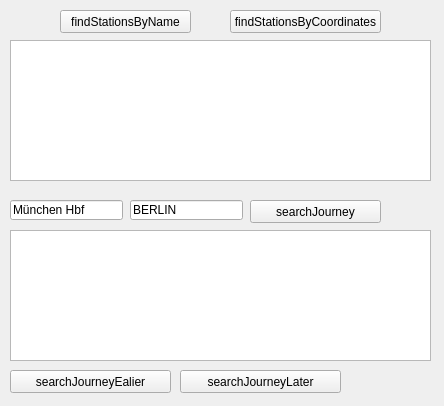
The window that src/gui/desktop-test/mainwindow.ui (smurfy/fahrplan) describes before a commit, drawn with Qt 5.
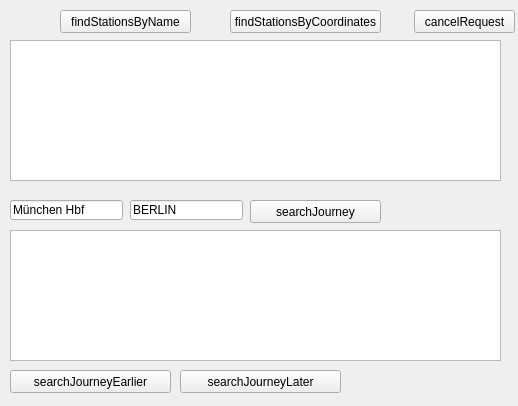
The same window after the commit.

Commit message: onErrorOccoured signal and cancelRequest added.

What changed in the file:
```diff
--- a/src/gui/desktop-test/mainwindow.ui
+++ b/src/gui/desktop-test/mainwindow.ui
@@ -6,7 +6,7 @@
    <rect>
     <x>0</x>
     <y>0</y>
-    <width>444</width>
+    <width>518</width>
     <height>406</height>
    </rect>
   </property>
@@ -32,7 +32,7 @@
      <rect>
       <x>10</x>
       <y>40</y>
-      <width>421</width>
+      <width>491</width>
       <height>141</height>
      </rect>
     </property>
@@ -94,7 +94,7 @@
      <rect>
       <x>10</x>
       <y>230</y>
-      <width>421</width>
+      <width>491</width>
       <height>131</height>
      </rect>
     </property>
@@ -109,7 +109,7 @@
      </rect>
     </property>
     <property name="text">
-     <string>searchJourneyEalier</string>
+     <string>searchJourneyEarlier</string>
     </property>
    </widget>
    <widget class="QPushButton" name="searchJourneyLater">
@@ -125,6 +125,19 @@
      <string>searchJourneyLater</string>
     </property>
    </widget>
+   <widget class="QPushButton" name="cancelRequest">
+    <property name="geometry">
+     <rect>
+      <x>414</x>
+      <y>10</y>
+      <width>101</width>
+      <height>23</height>
+     </rect>
+    </property>
+    <property name="text">
+     <string>cancelRequest</string>
+    </property>
+   </widget>
   </widget>
  </widget>
  <layoutdefault spacing="6" margin="11"/>
```
Left out of the diff: 2 changed lines with no effect on the pictures. The commit also changes 11 other files.
